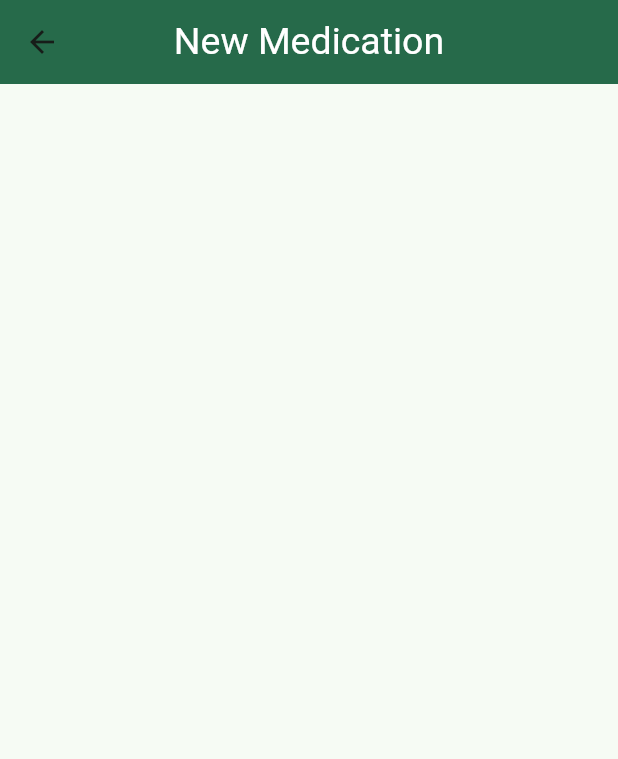
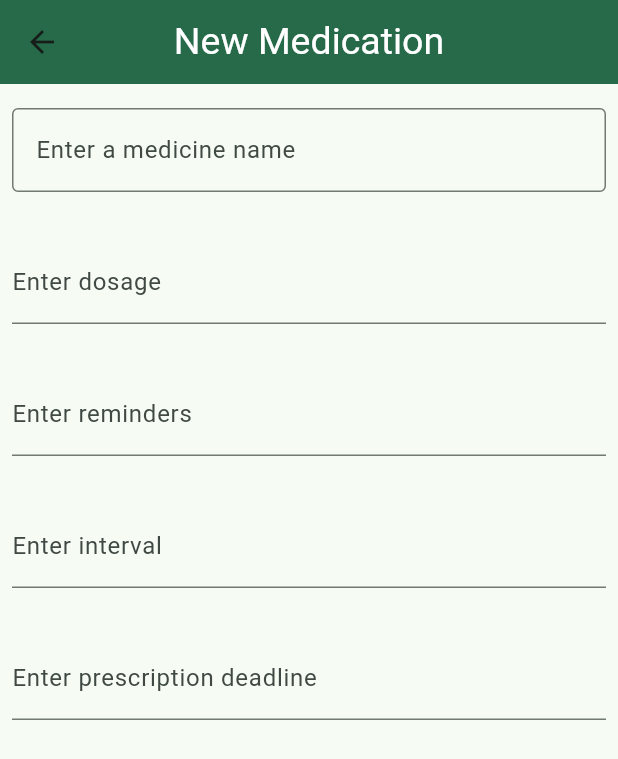
Before and after one commit to Eka1984/meds_tracker, a Flutter app: the NewMedicationPage screen opened by its route, on a phone screen of 412 x 824 dp. Shown: the top 759 px of the screen. Run offline on Flutter 3.47's test engine with Material 3 defaults, Android fonts, the phone set to English and light mode, and no system bars.

Commit message:
add home UI and button jump to new_medication page. New medication page is in progress

```diff
--- a/lib/pages/home.dart
+++ b/lib/pages/home.dart
@@ -1,4 +1,5 @@
 import 'package:flutter/material.dart';
+import 'new_medication.dart';
 
 class HomePage extends StatefulWidget {
   const HomePage({super.key});
@@ -24,6 +25,26 @@ class _HomePageState extends State<HomePage> {
         ),
         centerTitle: true,
       ),
+      body: const Center(
+
+        // Center text
+        child: Text(
+          'No meds today',
+          style: TextStyle(fontSize: 25),
+        ),
+      ),
+
+      // Button
+      floatingActionButton: FloatingActionButton.large(
+        onPressed: () {
+          Navigator.push(
+              context,
+          MaterialPageRoute(builder: (context) => NewMedicationPage()),
+          );
+        },
+        child: const Icon( Icons.add_circle),
+        backgroundColor: Theme.of(context).colorScheme.primaryContainer,
+      ),
     );
   }
 }
--- a/lib/pages/new_medication.dart
+++ b/lib/pages/new_medication.dart
@@ -24,6 +24,78 @@ class _NewMedicationPageState extends State<NewMedicationPage> {
         ),
         centerTitle: true,
       ),
+      body: const NewMedication(),
+
+      mainAxisAlignment: MainAxisAlignment.end,
+      children: [
+            TextButton(
+              onPressed: () {},
+              child: const Text('Yes'),
+            ),
+            TextButton(
+              onPressed: () {},
+              child: const Text('No'),
+            ),
+          ],
+
     );
   }
 }
+
+class NewMedication extends StatelessWidget {
+  const NewMedication({super.key});
+
+  @override
+  Widget build(BuildContext context) {
+    return Column(
+      crossAxisAlignment: CrossAxisAlignment.start,
+      children: <Widget>[
+        const Padding(
+          padding: EdgeInsets.symmetric(horizontal: 8, vertical: 16),
+          child: TextField(
+            decoration: InputDecoration(
+              border: OutlineInputBorder(),
+              hintText: 'Enter a medicine name',
+            ),
+          ),
+        ),
+        Padding(
+          padding: EdgeInsets.symmetric(horizontal: 8, vertical: 16),
+          child: TextField(
+            decoration: const InputDecoration(
+              border: UnderlineInputBorder(),
+              labelText: 'Enter dosage',
+            ),
+          ),
+        ),
+        Padding(
+          padding: EdgeInsets.symmetric(horizontal: 8, vertical: 16),
+          child: TextField(
+            decoration: const InputDecoration(
+              border: UnderlineInputBorder(),
+              labelText: 'Enter reminders',
+            ),
+          ),
+        ),
+        Padding(
+          padding: EdgeInsets.symmetric(horizontal: 8, vertical: 16),
+          child: TextField(
+            decoration: const InputDecoration(
+              border: UnderlineInputBorder(),
+              labelText: 'Enter interval',
+            ),
+          ),
+        ),
+        Padding(
+          padding: EdgeInsets.symmetric(horizontal: 8, vertical: 16),
+          child: TextField(
+            decoration: const InputDecoration(
+              border: UnderlineInputBorder(),
+              labelText: 'Enter prescription deadline',
+            ),
+          ),
+        ),
+      ],
+    );
+  }
+}
```
Also changed, not shown: pubspec.lock.
